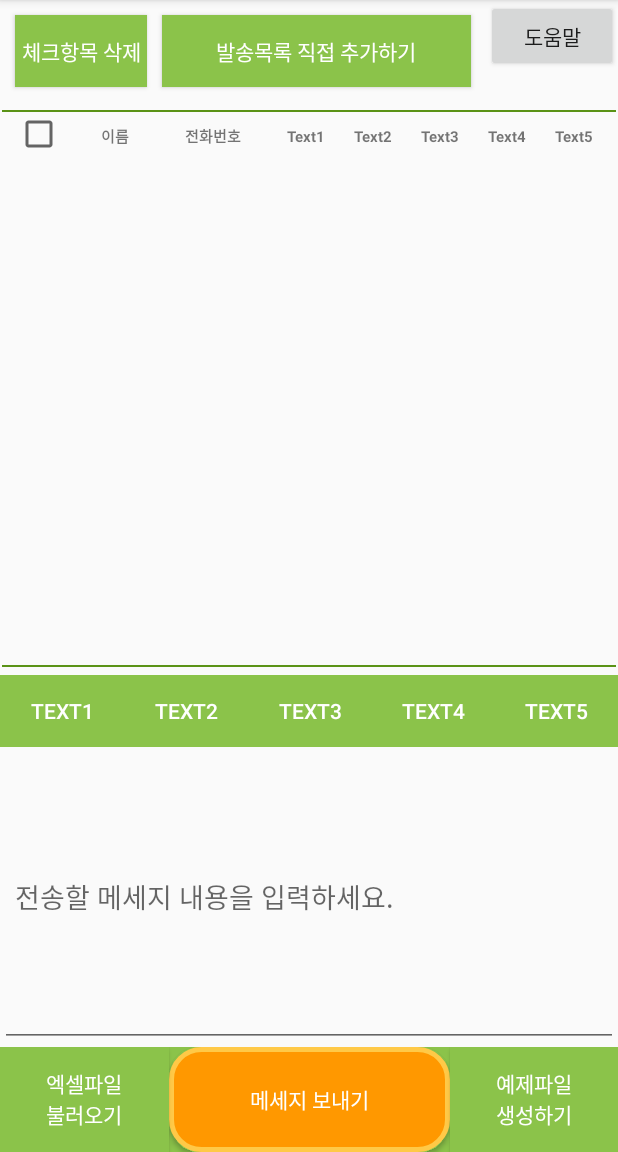
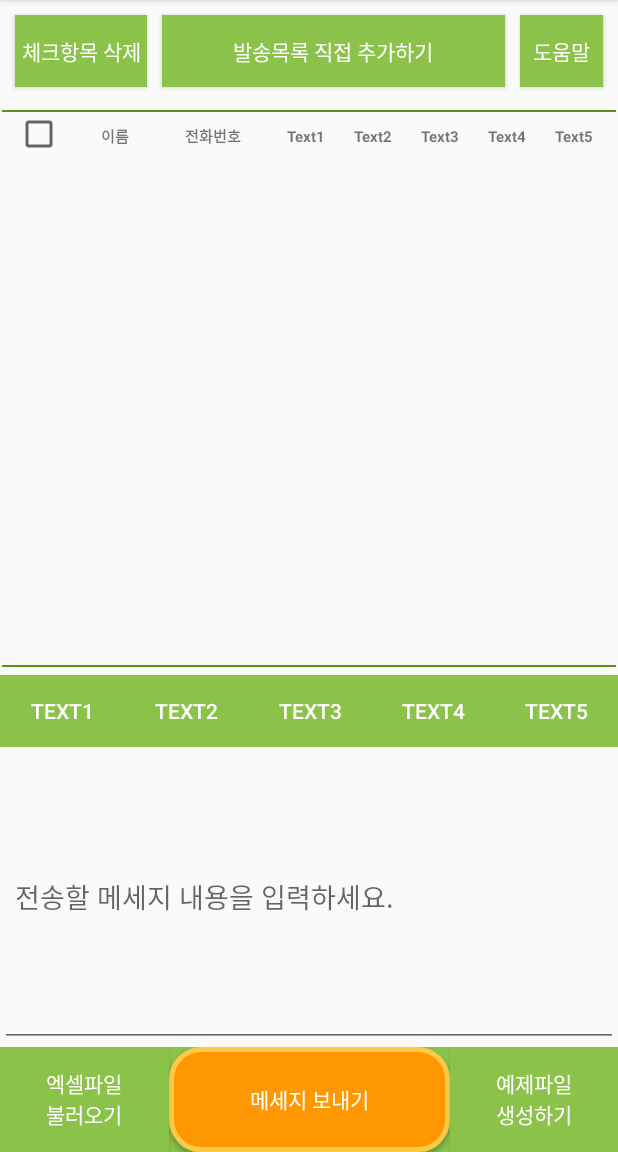
Before and after one commit to vitamincarrot/GroupSMS, an Android app: the MainActivity screen opened directly, with no data from a screen before it, on a phone screen of 412 x 824 dp, the part 84-1236 px from its top. Run offline under Robolectric (Android 15) with nearby library versions, the phone set to English and light mode, and no system bars; our stand-ins replace AdMob; libraries missing offline, so code that uses them is left out: jxl.read.biff, jxl.write, jxl.write.biff.

Commit message:
1.도움말 팝업창 더이상 보지않기 체크버튼 활성화 2. 도움말 닫기버튼 활성화

```diff
--- a/app/src/main/java/com/example/groupsms/MainActivity.java
+++ b/app/src/main/java/com/example/groupsms/MainActivity.java
@@ -5,6 +5,7 @@ import android.app.Activity;
 import android.app.AlertDialog;
 import android.content.DialogInterface;
 import android.content.Intent;
+import android.content.SharedPreferences;
 import android.content.pm.PackageManager;
 import android.net.Uri;
 import android.os.Bundle;
@@ -64,6 +65,7 @@ public class MainActivity extends AppCompatActivity {
     Workbook workbook;
     private int READ_REQUEST_CODE = 43;
     private int WRITE_REQUEST_CODE = 44;
+    private int HELP_REQUEST_CODE = 45;
     int mRows, mColumns, maxSend = 3;
     MyAdapter adapter;
     CheckBox allCheckBox;
@@ -73,6 +75,7 @@ public class MainActivity extends AppCompatActivity {
     private String testUnitId = "ca-app-pub-3940256099942544/6300978111";
     private String testInterstitaialId = "ca-app-pub-3940256099942544/1033173712";
     private InterstitialAd mInterstitialAd;
+    Boolean helpCloseCheck;
 //    private ParcelFileDescriptor pfd;
 //    private FileOutputStream fileOutputStream;
 
@@ -106,8 +109,12 @@ public class MainActivity extends AppCompatActivity {
         AdRequest adRequest = new AdRequest.Builder().build();
         mAdView.loadAd(adRequest);
 
-        Intent intent = new Intent(getBaseContext(), HelpPopupActivity.class);
-        startActivity(intent);
+        loadBoolean("helpChecked");
+        if (!helpCloseCheck) {
+
+            Intent intent = new Intent(getBaseContext(), HelpPopupActivity.class);
+            startActivityForResult(intent, HELP_REQUEST_CODE);
+        }
 
         allFindViewById();
 
@@ -184,33 +191,6 @@ public class MainActivity extends AppCompatActivity {
                 insertSomeText(inputText5);
             }
         });
-       /* inputButton1.setOnLongClickListener(new View.OnLongClickListener() {
-            @Override
-            public boolean onLongClick(View v) {
-                Log.d("MainActivity_Log", "(changeTextBtn1) Long Clicked.");
-                final LinearLayout linear = (LinearLayout) View.inflate(MainActivity.this, R.layout.dialog_buttontextchange, null);
-
-                new AlertDialog.Builder(MainActivity.this)
-                        .setView(linear)
-                        .setPositiveButton("확인", new DialogInterface.OnClickListener() {
-                            public void onClick(DialogInterface dialog, int which) {
-                                EditText changeBtnText1 = linear.findViewById(R.id.changeEditText1);
-                                inputText1 = changeBtnText1.getText().toString();
-                                inputButton1.setText(inputText1);
-                                dialog.dismiss();
-                            }
-                        })
-
-                        .setNegativeButton("취소", new DialogInterface.OnClickListener() {
-                            @Override
-                            public void onClick(DialogInterface dialog, int which) {
-                                dialog.dismiss();
-                            }
-                        })
-                        .show();
-                return true;
-            }
-        });*/
 
         //체크항목 삭제 버튼 클릭 시
         checkDelBtn.setOnClickListener(new View.OnClickListener() {
@@ -453,35 +433,13 @@ public class MainActivity extends AppCompatActivity {
                 e.printStackTrace();
             }
 
+        } else if (requestCode == HELP_REQUEST_CODE && resultCode == Activity.RESULT_OK) {
+            helpCloseCheck = data.getBooleanExtra("checked", false);
+            saveBoolean(helpCloseCheck);
+            Log.d("MainActivity_Log", "(onActivityResult_HELP_REQUEST_CODE) " + helpCloseCheck);
+
         }
     }
-
-/*    public void addText(Uri uri) {
-        try {
-            pfd = this.getContentResolver().openFileDescriptor(uri, "w");
-            Log.d("MainActivity_Log", "(addText) " + pfd);
-
-            fileOutputStream = new FileOutputStream(pfd.getFileDescriptor());
-            putString("Test!");
-            FinishRecord();
-
-        } catch (FileNotFoundException e) {
-            e.printStackTrace();
-        } catch (IOException e) {
-            e.printStackTrace();
-        }
-    }*/
-
-    /*public void putString(String st) throws IOException {
-        if (fileOutputStream != null) fileOutputStream.write(st.getBytes());
-    }*/
-
-  /*  public void FinishRecord() throws IOException {
-        Toast.makeText(getApplicationContext(), "저장되었습니다.", Toast.LENGTH_LONG).show();
-        fileOutputStream.close();
-        pfd.close();
-
-    }*/
 
     //중간에 텍스트 삽입하기
     private void insertSomeText(String st) {
@@ -675,4 +633,17 @@ public class MainActivity extends AppCompatActivity {
         helpBtn = findViewById(R.id.helpBtn);
     }
 
+    //도움말 "더 이상 보지않기" 체크 저장
+    public void saveBoolean(Boolean data) {
+        SharedPreferences sharedPreferences = getSharedPreferences("saveChecked", MODE_PRIVATE);    // test 이름의 기본모드 설정
+        SharedPreferences.Editor editor = sharedPreferences.edit(); //sharedPreferences를 제어할 editor를 선언
+        editor.putBoolean("helpChecked", helpCloseCheck); // key,value 형식으로 저장
+        editor.apply();    //최종 커밋. 커밋을 해야 저장이 된다.
+    }
+
+    //도움말 "더 이상 보지않기" 체크 불러오기
+    public void loadBoolean(String key) {
+        SharedPreferences sharedPreferences = getSharedPreferences("saveChecked", MODE_PRIVATE);    // test 이름의 기본모드 설정, 만약 test key값이 있다면 해당 값을 불러옴.
+        helpCloseCheck = sharedPreferences.getBoolean(key, false);  // TextView에 SharedPreferences에 저장되어있던 값 찍기.
+    }
 }
--- a/app/src/main/res/layout/activity_main.xml
+++ b/app/src/main/res/layout/activity_main.xml
@@ -40,8 +40,14 @@
 
         <Button
             android:id="@+id/helpBtn"
-            android:layout_width="wrap_content"
+            android:layout_width="match_parent"
             android:layout_height="wrap_content"
+            android:layout_marginTop="10dp"
+            android:layout_marginRight="10dp"
+            android:layout_marginBottom="10dp"
+            android:layout_weight="2"
+            android:background="@drawable/buttonpress"
+            android:textColor="@android:color/white"
             android:text="도움말"/>
     </LinearLayout>
 
```
Also changed, not shown: app/src/main/java/com/example/groupsms/HelpPopupActivity.java (+32 -2 lines), app/src/main/res/layout/activity_help_popup.xml (+22 -14 lines).
